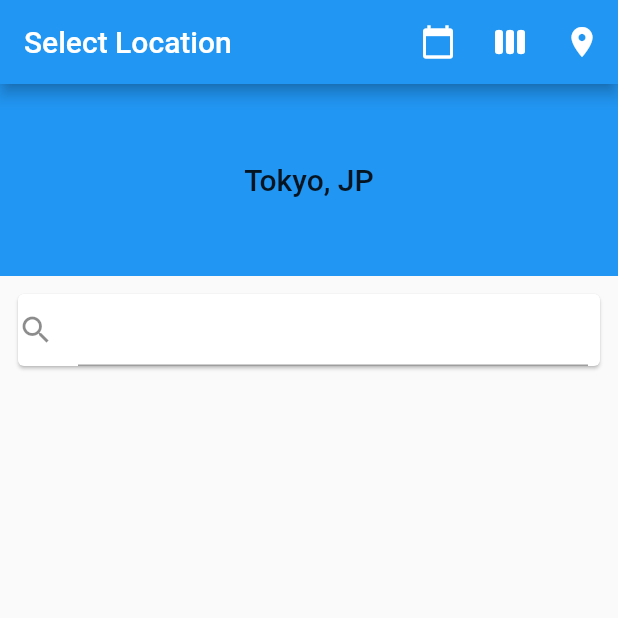
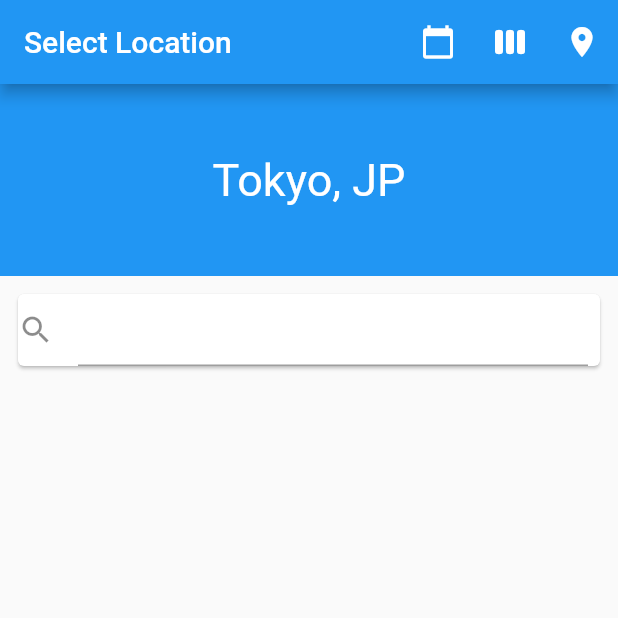
Before and after one commit to hungrymonkey/weather_app, a Flutter app: the screen it shows after launch, after a tap on the "view week" icon, after a tap on the "location on" icon, on a phone screen of 412 x 824 dp, the top half of it. Run offline on Flutter 3.47's test engine with Material 2 defaults, Android fonts, the phone set to English and light mode, and no system bars; network calls fail.

```diff
--- a/lib/main.dart
+++ b/lib/main.dart
@@ -5,6 +5,7 @@ import 'views/today.dart';
 import 'views/home.dart';
 import 'views/weekly.dart';
 import 'views/location.dart';
+import 'models/valid_city_loader.dart';
 void main() {
   runApp(new MyApp());
 }
@@ -27,7 +28,7 @@ class MyApp extends StatelessWidget {
         // the application is not restarted.
         primarySwatch: Colors.blue,
       ),
-      home: new MainApp(title: 'Weatherforcast'),
+      home: new MainApp(title: 'Weatherforecast'),
     );
   }
 
@@ -54,7 +55,7 @@ class MainApp extends StatefulWidget {
 class _MainApp extends State<MainApp>{
 
   CityEntry _homeCity = new CityEntry(id: 1850147, name: "Tokyo", country: "JP", lon: 35.689499, lat: 139.691711);
-
+  CityNames _cityNames;
   Choice _selectedChoice = choices[0];
   TodayEntry _today;
   WeeklyForecast _week;
@@ -99,6 +100,7 @@ class _MainApp extends State<MainApp>{
         });
       });
     }
+
   }
 
 
@@ -122,6 +124,7 @@ class _MainApp extends State<MainApp>{
             ),
           ]
       ),
+      //this code seems to be throwing errors
       body: new ChoiceCard(
           choice: _selectedChoice, homeCity: _homeCity,
           updater: _changeCity,
--- a/lib/models/valid_city_loader.dart
+++ b/lib/models/valid_city_loader.dart
@@ -15,6 +15,7 @@ class CityNames{
     return cTrie.autocomplete(s);
   }
   static Future<CityNames> makeCity() async{
+    print("******** creating autocomplete city trie *******");
     return new CityNames();
   }
   bool contains(String word){
--- a/lib/views/location.dart
+++ b/lib/views/location.dart
@@ -44,7 +44,8 @@ class _LocationPage extends State<LocationPage>{
   @override
   Widget build(BuildContext context){
     print('********* Location Page');
-    final TextStyle captionTextStyle = Theme.of(context).textTheme.title;
+    final TextStyle captionTextStyle =
+    Theme.of(context).textTheme.display1.copyWith(color: Colors.white, fontSize: 30.0);
     return new Scaffold(
       body: new CustomScrollView(
         slivers: <Widget>[
--- a/lib/views/today.dart
+++ b/lib/views/today.dart
@@ -3,7 +3,7 @@ import './shared/icon_helper.dart';
 import '../models/weather_entry.dart';
 
 
-const double _kFlexibleSpaceMaxHeight = 128.0;
+const double _kFlexibleSpaceMaxHeight = 100.0;
 
 class TodayPage extends StatefulWidget{
 
@@ -107,7 +107,8 @@ class _TodayPage extends State<TodayPage> {
           pinned: true,
           expandedHeight: _kFlexibleSpaceMaxHeight,
           flexibleSpace: new FlexibleSpaceBar(
-            title: new Text('${widget.todayEntry.city}, ${widget.todayEntry.country}'),
+            title: new Text('${widget.todayEntry.city}, ${widget.todayEntry.country}',
+            style: Theme.of(context).textTheme.display1.copyWith(color: Colors.white, fontSize: 20.0)),
             // TODO(abarth): Wire up to the parallax in a way that doesn't pop during hero transition.
             background: new Stack(
               fit: StackFit.expand,
```
